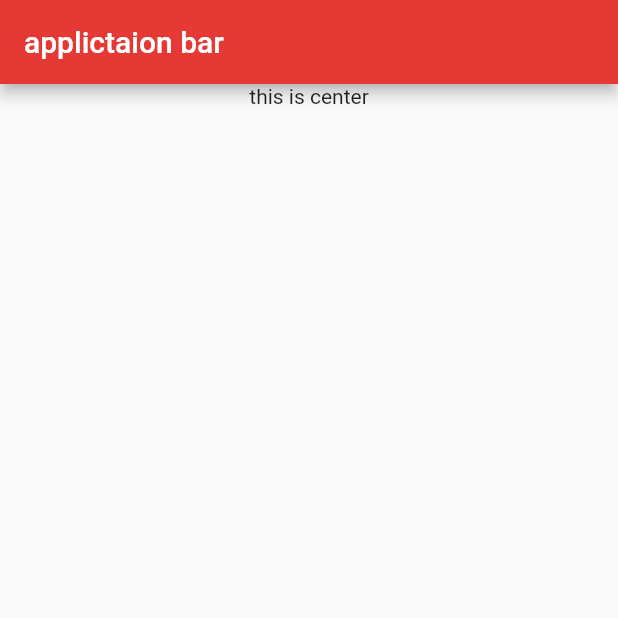
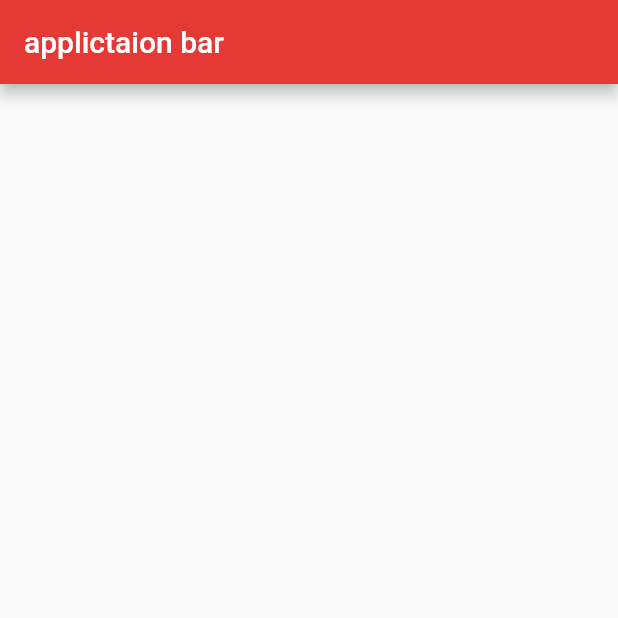
Before and after one commit to Danish1995/projectp, a Flutter app: the screen it shows after launch, on a phone screen of 412 x 824 dp, the top half of it. Run offline on Flutter 3.47's test engine with Material 2 defaults, Android fonts, the phone set to English and light mode, and no system bars.

Commit message:
commit 2

```diff
--- a/lib/main.dart
+++ b/lib/main.dart
@@ -15,16 +15,7 @@ class MyApp extends StatelessWidget {
             backgroundColor: Colors.red[600],
 
           ),
-          body: Center(
 
-            child:  Column(
-
-              children: [
-                Text("this is center"),
-              ],
-            )
-
-          ),
         )
     );
   }
```
